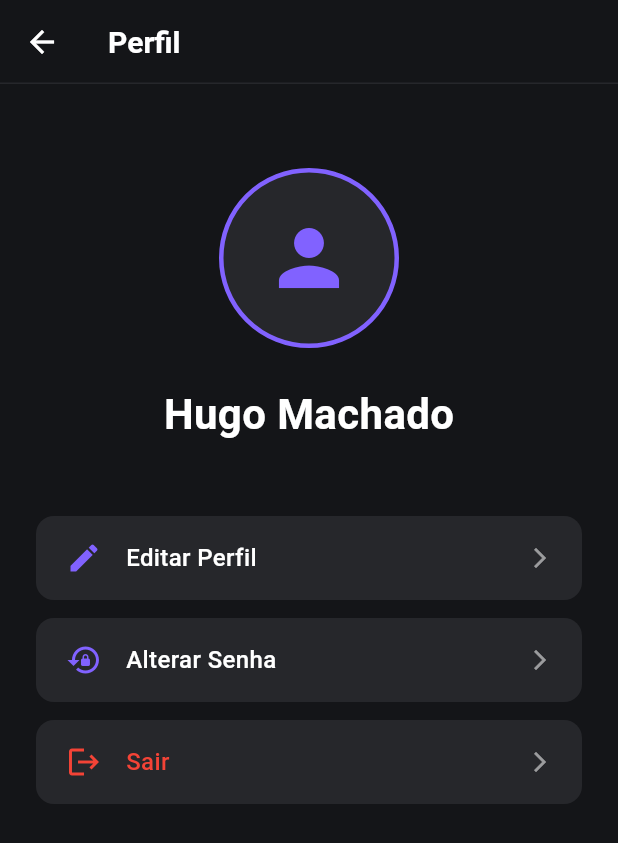
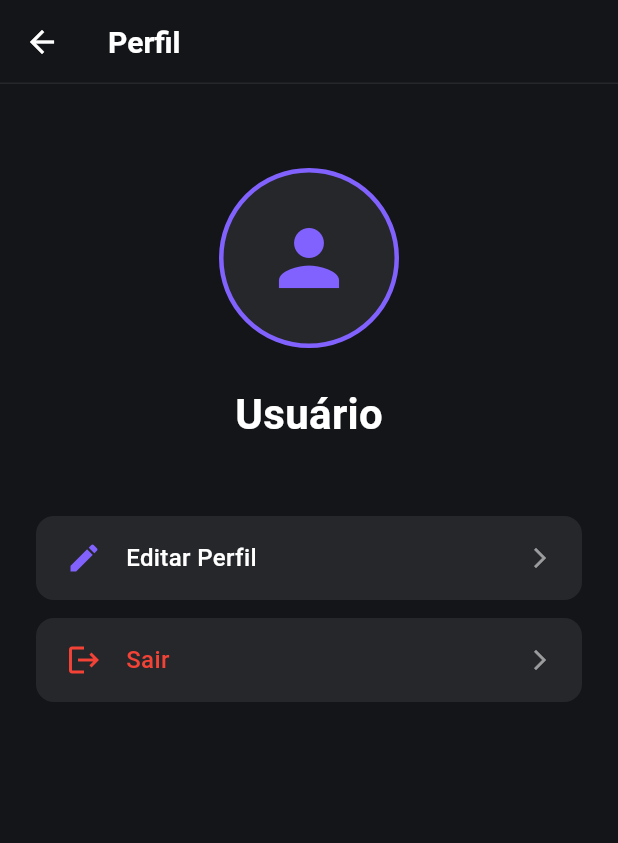
Before and after one commit to Hugo-Machado02/flutter_projeto_final, a Flutter app: the Perfil screen opened directly, after a tap on "Editar Perfil", on a phone screen of 412 x 824 dp. Shown: the top 843 px of the screen. Run offline on Flutter 3.47's test engine with Material 3 defaults, Android fonts, the phone set to English and light mode, and no system bars; our stand-ins replace get, hive, hive_flutter; accounts and stored records are empty; statements that could not run were skipped.

Commit message:
♻️ refactor: Remove Elementos Desnecessários

```diff
--- a/lib/pages/perfil.dart
+++ b/lib/pages/perfil.dart
@@ -1,6 +1,7 @@
 import 'package:flutter/material.dart';
 import 'package:get/get.dart';
 import 'package:projeto_final/controllers/auth_controller.dart';
+import 'package:projeto_final/pages/operation_users.dart';
 
 class Perfil extends StatefulWidget {
   const Perfil({super.key});
@@ -55,26 +56,34 @@ class _PerfilState extends State<Perfil> {
             ),
             const SizedBox(height: 24),
             // Nome
-            Text(
-              'Hugo Machado',
-              style: TextStyle(
-                fontSize: 28,
-                fontWeight: FontWeight.bold,
-                color: Colors.white,
-              ),
-            ),
+            Obx(() {
+              final authController = Get.find<AuthController>();
+              final userName =
+                  authController.currentUser.value?.name ?? 'Usuário';
+              return Text(
+                userName,
+                style: TextStyle(
+                  fontSize: 28,
+                  fontWeight: FontWeight.bold,
+                  color: Colors.white,
+                ),
+              );
+            }),
             const SizedBox(height: 8),
             const SizedBox(height: 40),
             // Opções do perfil
             _buildProfileOption(
               icon: Icons.edit,
               title: 'Editar Perfil',
-              onTap: () {},
-            ),
-            _buildProfileOption(
-              icon: Icons.lock_reset,
-              title: 'Alterar Senha',
-              onTap: () {},
+              onTap: () {
+                final authController = Get.find<AuthController>();
+                final currentUser = authController.currentUser.value;
+                if (currentUser != null) {
+                  Get.to(
+                    () => OperationUsers(user: currentUser, fromProfile: true),
+                  );
+                }
+              },
             ),
             _buildProfileOption(
               icon: Icons.logout,
```
